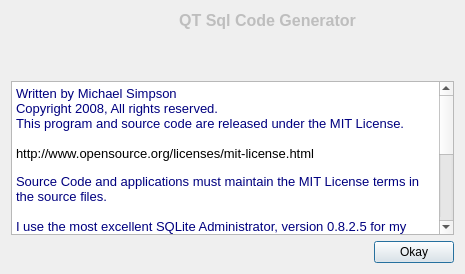
First picture: the form in AboutDialog.ui, repository DatabasesWorks/QtSqlGen, before the edit.
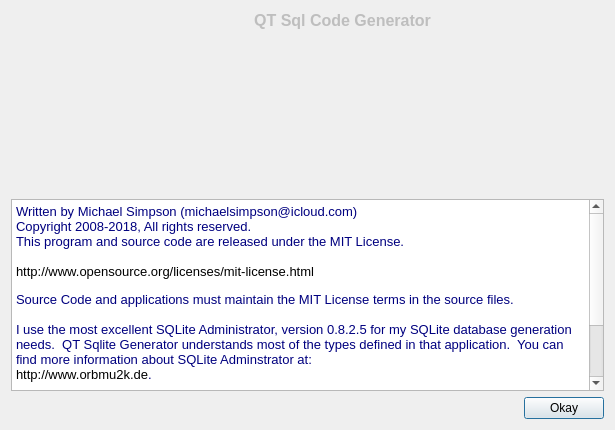
Second picture: the form after the edit. Icons and pictures are not drawn.

```diff
--- a/AboutDialog.ui
+++ b/AboutDialog.ui
@@ -1,12 +1,12 @@
 <ui version="4.0" >
  <class>AboutDialog</class>
- <widget class="QDialog" name="AboutDialog" >
-  <property name="geometry" >
+ <widget class="QDialog" name="AboutDialog">
+  <property name="geometry">
    <rect>
     <x>0</x>
     <y>0</y>
-    <width>465</width>
-    <height>274</height>
+    <width>615</width>
+    <height>430</height>
    </rect>
   </property>
   <property name="windowTitle" >
@@ -100,25 +100,25 @@
        <verstretch>0</verstretch>
       </sizepolicy>
      </property>
-     <property name="html" >
-      <string>&lt;!DOCTYPE HTML PUBLIC "-//W3C//DTD HTML 4.0//EN" "http://www.w3.org/TR/REC-html40/strict.dtd">
-&lt;html>&lt;head>&lt;meta name="qrichtext" content="1" />&lt;style type="text/css">
+     <property name="html">
+      <string>&lt;!DOCTYPE HTML PUBLIC &quot;-//W3C//DTD HTML 4.0//EN&quot; &quot;http://www.w3.org/TR/REC-html40/strict.dtd&quot;&gt;
+&lt;html&gt;&lt;head&gt;&lt;meta name=&quot;qrichtext&quot; content=&quot;1&quot; /&gt;&lt;style type=&quot;text/css&quot;&gt;
 p, li { white-space: pre-wrap; }
-&lt;/style>&lt;/head>&lt;body style=" font-family:'MS Shell Dlg 2'; font-size:8.25pt; font-weight:400; font-style:normal;">
-&lt;p style=" margin-top:0px; margin-bottom:0px; margin-left:0px; margin-right:0px; -qt-block-indent:0; text-indent:0px; font-size:8pt;">&lt;span style=" font-size:10pt; color:#00007f;">Written by Michael Simpson&lt;/span>&lt;/p>
-&lt;p style=" margin-top:0px; margin-bottom:0px; margin-left:0px; margin-right:0px; -qt-block-indent:0; text-indent:0px; font-size:10pt; color:#00007f;">Copyright 2008, All rights reserved.&lt;/p>
-&lt;p style=" margin-top:0px; margin-bottom:0px; margin-left:0px; margin-right:0px; -qt-block-indent:0; text-indent:0px; font-size:10pt; color:#00007f;">This program and source code are released under the MIT License.&lt;/p>
-&lt;p style="-qt-paragraph-type:empty; margin-top:0px; margin-bottom:0px; margin-left:0px; margin-right:0px; -qt-block-indent:0; text-indent:0px; font-size:10pt; color:#00007f;">&lt;/p>
-&lt;p style=" margin-top:0px; margin-bottom:0px; margin-left:0px; margin-right:0px; -qt-block-indent:0; text-indent:0px; font-size:10pt; color:#00007f;">&lt;span style=" color:#000000;">http://www.opensource.org/licenses/mit-license.html&lt;/span>&lt;/p>
-&lt;p style="-qt-paragraph-type:empty; margin-top:0px; margin-bottom:0px; margin-left:0px; margin-right:0px; -qt-block-indent:0; text-indent:0px; font-size:8pt;">&lt;/p>
-&lt;p style=" margin-top:0px; margin-bottom:0px; margin-left:0px; margin-right:0px; -qt-block-indent:0; text-indent:0px; font-size:8pt; text-decoration: underline; color:#0000ff;">&lt;span style=" font-size:10pt; text-decoration:none; color:#00007f;">Source Code and applications must maintain the MIT License terms in the source files.&lt;/span>&lt;/p>
-&lt;p style="-qt-paragraph-type:empty; margin-top:0px; margin-bottom:0px; margin-left:0px; margin-right:0px; -qt-block-indent:0; text-indent:0px; font-size:10pt; color:#00007f;">&lt;/p>
-&lt;p style=" margin-top:0px; margin-bottom:0px; margin-left:0px; margin-right:0px; -qt-block-indent:0; text-indent:0px; font-size:10pt; color:#00007f;">I use the most excellent SQLite Administrator, version 0.8.2.5 for my SQLite database generation needs.  QT Sqlite Generator understands most of the types defined in that application.  You can find more information about SQLite Adminstrator at:&lt;/p>
-&lt;p style=" margin-top:0px; margin-bottom:0px; margin-left:0px; margin-right:0px; -qt-block-indent:0; text-indent:0px; font-size:10pt; color:#00007f;">&lt;span style=" color:#000000;">http://www.orbmu2k.de&lt;/span>.&lt;/p>
-&lt;p style="-qt-paragraph-type:empty; margin-top:0px; margin-bottom:0px; margin-left:0px; margin-right:0px; -qt-block-indent:0; text-indent:0px; font-size:10pt; color:#00007f;">&lt;/p>
-&lt;p style=" margin-top:0px; margin-bottom:0px; margin-left:0px; margin-right:0px; -qt-block-indent:0; text-indent:0px; font-size:10pt; color:#00007f;">This application powered by Sqlite.  A very large thank you to Richard Hipp for writing Sqlite.  His generosity spurs additional generosity, such as this application. You can find it at:&lt;/p>
-&lt;p style=" margin-top:0px; margin-bottom:0px; margin-left:0px; margin-right:0px; -qt-block-indent:0; text-indent:0px; font-size:10pt; color:#00007f;">&lt;span style=" color:#000000;">http://www.sqlite.org&lt;/span>. &lt;/p>
-&lt;p style=" margin-top:0px; margin-bottom:0px; margin-left:0px; margin-right:0px; -qt-block-indent:0; text-indent:0px; font-size:10pt; color:#00007f;">Mr. Hipp also sells an encryption add on.  Well worth the money and is usable with QT Sqlite Code Generator.&lt;/p>&lt;/body>&lt;/html></string>
+&lt;/style&gt;&lt;/head&gt;&lt;body style=&quot; font-family:'MS Shell Dlg 2'; font-size:7.8pt; font-weight:400; font-style:normal;&quot;&gt;
+&lt;p style=&quot; margin-top:0px; margin-bottom:0px; margin-left:0px; margin-right:0px; -qt-block-indent:0; text-indent:0px;&quot;&gt;&lt;span style=&quot; font-size:10pt; color:#00007f;&quot;&gt;Written by Michael Simpson (michaelsimpson@icloud.com)&lt;/span&gt;&lt;/p&gt;
+&lt;p style=&quot; margin-top:0px; margin-bottom:0px; margin-left:0px; margin-right:0px; -qt-block-indent:0; text-indent:0px;&quot;&gt;&lt;span style=&quot; font-size:10pt; color:#00007f;&quot;&gt;Copyright 2008-2018, All rights reserved.&lt;/span&gt;&lt;/p&gt;
+&lt;p style=&quot; margin-top:0px; margin-bottom:0px; margin-left:0px; margin-right:0px; -qt-block-indent:0; text-indent:0px;&quot;&gt;&lt;span style=&quot; font-size:10pt; color:#00007f;&quot;&gt;This program and source code are released under the MIT License.&lt;/span&gt;&lt;/p&gt;
+&lt;p style=&quot;-qt-paragraph-type:empty; margin-top:0px; margin-bottom:0px; margin-left:0px; margin-right:0px; -qt-block-indent:0; text-indent:0px; font-size:10pt; color:#00007f;&quot;&gt;&lt;br /&gt;&lt;/p&gt;
+&lt;p style=&quot; margin-top:0px; margin-bottom:0px; margin-left:0px; margin-right:0px; -qt-block-indent:0; text-indent:0px;&quot;&gt;&lt;span style=&quot; font-size:10pt; color:#000000;&quot;&gt;http://www.opensource.org/licenses/mit-license.html&lt;/span&gt;&lt;/p&gt;
+&lt;p style=&quot;-qt-paragraph-type:empty; margin-top:0px; margin-bottom:0px; margin-left:0px; margin-right:0px; -qt-block-indent:0; text-indent:0px; font-size:8pt;&quot;&gt;&lt;br /&gt;&lt;/p&gt;
+&lt;p style=&quot; margin-top:0px; margin-bottom:0px; margin-left:0px; margin-right:0px; -qt-block-indent:0; text-indent:0px;&quot;&gt;&lt;span style=&quot; font-size:10pt; color:#00007f;&quot;&gt;Source Code and applications must maintain the MIT License terms in the source files.&lt;/span&gt;&lt;/p&gt;
+&lt;p style=&quot;-qt-paragraph-type:empty; margin-top:0px; margin-bottom:0px; margin-left:0px; margin-right:0px; -qt-block-indent:0; text-indent:0px; font-size:10pt; color:#00007f;&quot;&gt;&lt;br /&gt;&lt;/p&gt;
+&lt;p style=&quot; margin-top:0px; margin-bottom:0px; margin-left:0px; margin-right:0px; -qt-block-indent:0; text-indent:0px;&quot;&gt;&lt;span style=&quot; font-size:10pt; color:#00007f;&quot;&gt;I use the most excellent SQLite Administrator, version 0.8.2.5 for my SQLite database generation needs.  QT Sqlite Generator understands most of the types defined in that application.  You can find more information about SQLite Adminstrator at:&lt;/span&gt;&lt;/p&gt;
+&lt;p style=&quot; margin-top:0px; margin-bottom:0px; margin-left:0px; margin-right:0px; -qt-block-indent:0; text-indent:0px;&quot;&gt;&lt;span style=&quot; font-size:10pt; color:#000000;&quot;&gt;http://www.orbmu2k.de&lt;/span&gt;&lt;span style=&quot; font-size:10pt; color:#00007f;&quot;&gt;.&lt;/span&gt;&lt;/p&gt;
+&lt;p style=&quot;-qt-paragraph-type:empty; margin-top:0px; margin-bottom:0px; margin-left:0px; margin-right:0px; -qt-block-indent:0; text-indent:0px; font-size:10pt; color:#00007f;&quot;&gt;&lt;br /&gt;&lt;/p&gt;
+&lt;p style=&quot; margin-top:0px; margin-bottom:0px; margin-left:0px; margin-right:0px; -qt-block-indent:0; text-indent:0px;&quot;&gt;&lt;span style=&quot; font-size:10pt; color:#00007f;&quot;&gt;This application powered by Sqlite.  A very large thank you to Richard Hipp for writing Sqlite.  His generosity spurs additional generosity, such as this application. You can find it at:&lt;/span&gt;&lt;/p&gt;
+&lt;p style=&quot; margin-top:0px; margin-bottom:0px; margin-left:0px; margin-right:0px; -qt-block-indent:0; text-indent:0px;&quot;&gt;&lt;span style=&quot; font-size:10pt; color:#000000;&quot;&gt;http://www.sqlite.org&lt;/span&gt;&lt;span style=&quot; font-size:10pt; color:#00007f;&quot;&gt;. &lt;/span&gt;&lt;/p&gt;
+&lt;p style=&quot; margin-top:0px; margin-bottom:0px; margin-left:0px; margin-right:0px; -qt-block-indent:0; text-indent:0px;&quot;&gt;&lt;span style=&quot; font-size:10pt; color:#00007f;&quot;&gt;Mr. Hipp also sells an encryption add on.  Well worth the money and is usable with QT Sqlite Code Generator.&lt;/span&gt;&lt;/p&gt;&lt;/body&gt;&lt;/html&gt;</string>
      </property>
     </widget>
    </item>
```
Left out of the diff: 73 changed lines with no effect on the pictures.
